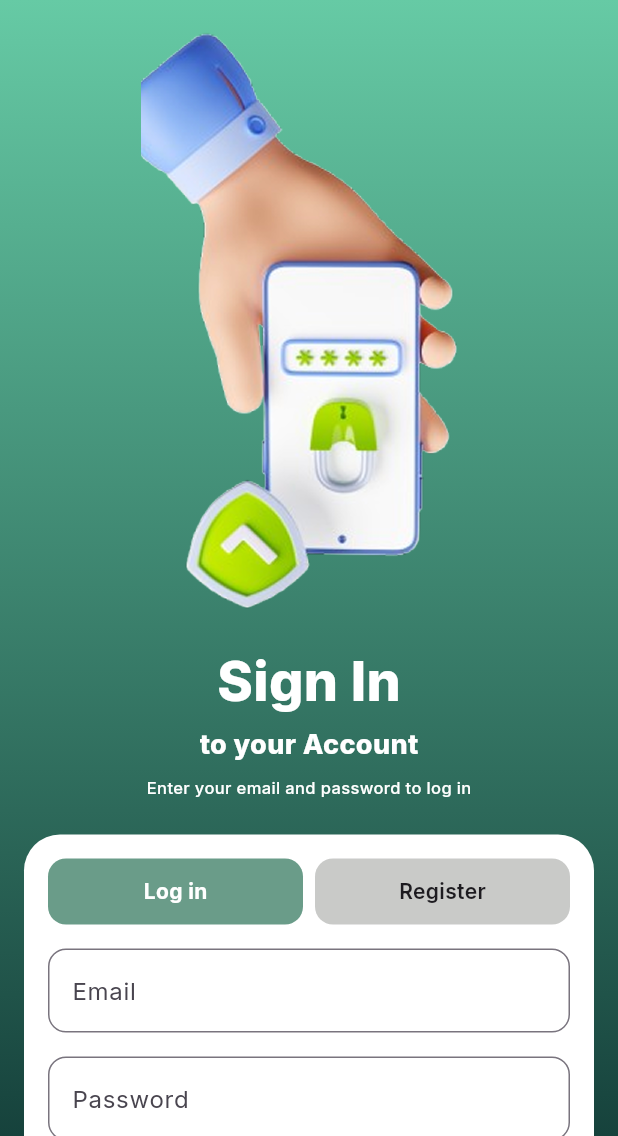
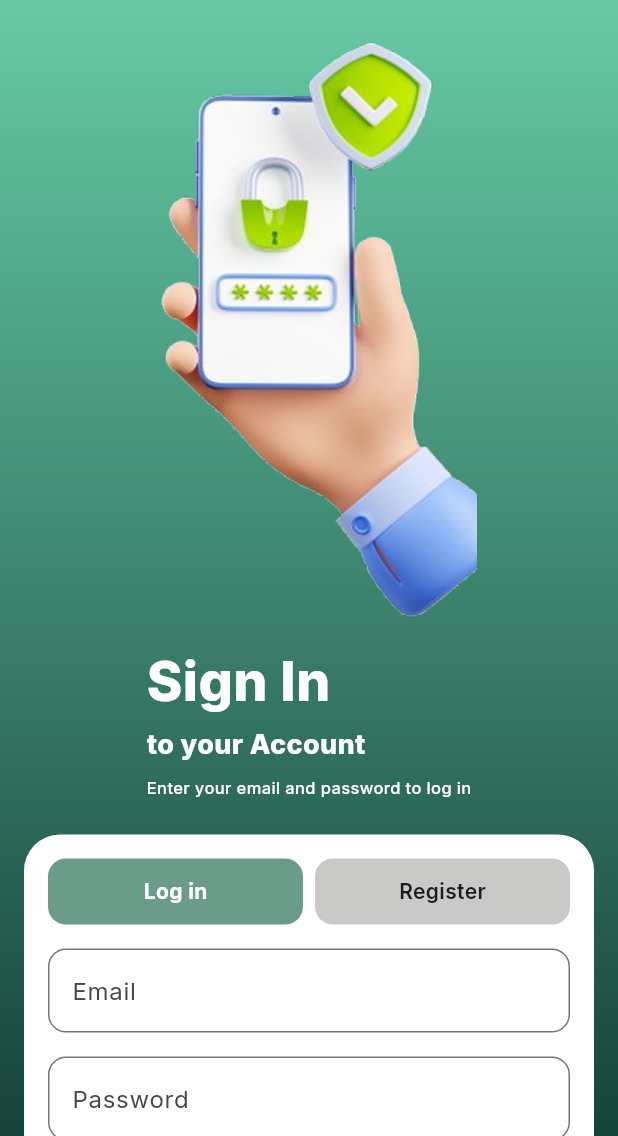
Before and after one commit to imamsmdraa/DPSI_SmartLocker, a Flutter app: the screen it shows after launch, on a phone screen of 412 x 824 dp, the part 100-1236 px from its top. Run offline on Flutter 3.47's test engine with Material 3 defaults, Android fonts, the phone set to English and light mode, and no system bars; our stand-ins replace google_fonts.

Commit message:
benerin foto terbalik

```diff
--- a/lib/screens/register/sign_in.dart
+++ b/lib/screens/register/sign_in.dart
@@ -21,13 +21,26 @@ class SignInScreen extends StatelessWidget {
           ),
         ),
         child: SingleChildScrollView(
+          padding: const EdgeInsets.symmetric(horizontal: 16, vertical: 32),
           child: Center(
-            child: Padding(
-              padding: const EdgeInsets.symmetric(horizontal: 16, vertical: 32),
             child: Column(
               crossAxisAlignment: CrossAxisAlignment.center,
               children: [
-                  Row(
+                _buildHeader(),
+                const SizedBox(height: 24),
+                isWide ? _buildWideIntro() : _buildMobileIntro(),
+                const SizedBox(height: 24),
+                _buildLoginForm(isWide),
+              ],
+            ),
+          ),
+        ),
+      ),
+    );
+  }
+
+  Widget _buildHeader() {
+    return Row(
       children: [
         Image.asset('assets/images/logo.png', height: 32),
         const SizedBox(width: 8),
@@ -38,70 +51,39 @@ class SignInScreen extends StatelessWidget {
             fontWeight: FontWeight.w700,
             color: Colors.white,
           ),
-                      )
+        ),
       ],
-                  ),
-                  const SizedBox(height: 24),
-                  if (isWide)
-                    Row(
+    );
+  }
+
+  Widget _buildWideIntro() {
+    return Row(
       mainAxisAlignment: MainAxisAlignment.center,
       children: [
         SizedBox(
           width: 300,
-                          child: Column(
+          child: _introText(),
+        ),
+        const SizedBox(width: 24),
+        _introImage(),
+      ],
+    );
+  }
+
+  Widget _buildMobileIntro() {
+    return Column(
+      children: [
+        _introImage(),
+        const SizedBox(height: 16),
+        _introText(),
+      ],
+    );
+  }
+
+  Widget _introText() {
+    return Column(
       crossAxisAlignment: CrossAxisAlignment.start,
       children: [
-                              Text(
-                                'Sign In',
-                                style: GoogleFonts.inter(
-                                  fontSize: 48,
-                                  fontWeight: FontWeight.w800,
-                                  color: Colors.white,
-                                ),
-                              ),
-                              const SizedBox(height: 4),
-                              Text(
-                                'to your Account',
-                                style: GoogleFonts.inter(
-                                  fontSize: 20,
-                                  fontWeight: FontWeight.w800,
-                                  color: Colors.white,
-                                ),
-                              ),
-                              const SizedBox(height: 8),
-                              Text(
-                                'Enter your email and password to log in',
-                                style: GoogleFonts.inter(
-                                  fontSize: 11,
-                                  fontWeight: FontWeight.w500,
-                                  height: 1.4,
-                                  color: Colors.white,
-                                ),
-                              ),
-                            ],
-                          ),
-                        ),
-                        const SizedBox(width: 24),
-                        Transform.rotate(
-                          angle: 3.14159,
-                          child: Image.asset(
-                            'assets/images/verify.png',
-                            width: 235,
-                            height: 391,
-                          ),
-                        )
-                      ],
-                    )
-                  else ...[
-                    Transform.rotate(
-                      angle: 3.14159,
-                      child: Image.asset(
-                        'assets/images/verify.png',
-                        width: 235,
-                        height: 391,
-                      ),
-                    ),
-                    const SizedBox(height: 16),
         Text(
           'Sign In',
           style: GoogleFonts.inter(
@@ -130,9 +112,20 @@ class SignInScreen extends StatelessWidget {
           ),
         ),
       ],
-                  const SizedBox(height: 24),
-                  Container(
-                    width: isWide ? 500 : double.infinity,
+    );
+  }
+
+  Widget _introImage() {
+    return Image.asset(
+      'assets/images/verify.png',
+      width: 235,
+      height: 391,
+    );
+  }
+
+  Widget _buildLoginForm(bool isWide) {
+    return Container(
+      width: isWide ? 1000 : double.infinity,
       padding: const EdgeInsets.all(16),
       decoration: BoxDecoration(
         color: Colors.white,
@@ -140,18 +133,39 @@ class SignInScreen extends StatelessWidget {
       ),
       child: Column(
         children: [
-                        Row(
+          _authTabButtons(),
+          const SizedBox(height: 16),
+          _inputFormFields(),
+          const SizedBox(height: 16),
+          _loginButton(),
+          const SizedBox(height: 16),
+          _orDivider(),
+          const SizedBox(height: 16),
+          _socialButton(
+            icon: 'assets/images/google.png',
+            label: 'Continue with Google',
+          ),
+          const SizedBox(height: 12),
+          _socialButton(
+            icon: 'assets/images/facebook.png',
+            label: 'Continue with Facebook',
+          ),
+          const SizedBox(height: 16),
+          _signUpText(),
+        ],
+      ),
+    );
+  }
+
+  Widget _authTabButtons() {
+    return Row(
       children: [
         Expanded(
           child: Container(
-                                padding:
-                                    const EdgeInsets.symmetric(vertical: 12),
+            padding: const EdgeInsets.symmetric(vertical: 12),
             decoration: BoxDecoration(
               gradient: const LinearGradient(
-                                    colors: [
-                                      Color(0xFF6A9C89),
-                                      Color(0xFF6A9C89)
-                                    ],
+                colors: [Color(0xFF6A9C89), Color(0xFF6A9C89)],
               ),
               borderRadius: BorderRadius.circular(12),
             ),
@@ -168,8 +182,7 @@ class SignInScreen extends StatelessWidget {
         const SizedBox(width: 8),
         Expanded(
           child: Container(
-                                padding:
-                                    const EdgeInsets.symmetric(vertical: 12),
+            padding: const EdgeInsets.symmetric(vertical: 12),
             decoration: BoxDecoration(
               color: const Color(0x4F51544F),
               borderRadius: BorderRadius.circular(12),
@@ -177,14 +190,17 @@ class SignInScreen extends StatelessWidget {
             alignment: Alignment.center,
             child: Text(
               'Register',
-                                  style: GoogleFonts.inter(
-                                      fontWeight: FontWeight.w600),
+              style: GoogleFonts.inter(fontWeight: FontWeight.w600),
             ),
           ),
-                            )
+        ),
       ],
-                        ),
-                        const SizedBox(height: 16),
+    );
+  }
+
+  Widget _inputFormFields() {
+    return Column(
+      children: [
         TextField(
           decoration: InputDecoration(
             labelText: 'Email',
@@ -207,8 +223,12 @@ class SignInScreen extends StatelessWidget {
             ),
           ),
         ),
-                        const SizedBox(height: 16),
-                        Container(
+      ],
+    );
+  }
+
+  Widget _loginButton() {
+    return Container(
       width: double.infinity,
       padding: const EdgeInsets.symmetric(vertical: 16),
       decoration: BoxDecoration(
@@ -225,9 +245,11 @@ class SignInScreen extends StatelessWidget {
           fontWeight: FontWeight.bold,
         ),
       ),
-                        ),
-                        const SizedBox(height: 16),
-                        Row(
+    );
+  }
+
+  Widget _orDivider() {
+    return Row(
       children: const [
         Expanded(child: Divider()),
         Padding(
@@ -236,19 +258,11 @@ class SignInScreen extends StatelessWidget {
         ),
         Expanded(child: Divider()),
       ],
-                        ),
-                        const SizedBox(height: 16),
-                        _socialButton(
-                          icon: 'assets/images/google.png',
-                          label: 'Continue with Google',
-                        ),
-                        const SizedBox(height: 12),
-                        _socialButton(
-                          icon: 'assets/images/facebook.png',
-                          label: 'Continue with Facebook',
-                        ),
-                        const SizedBox(height: 16),
-                        Text.rich(
+    );
+  }
+
+  Widget _signUpText() {
+    return Text.rich(
       TextSpan(
         text: "Don't have an account? ",
         style: GoogleFonts.inter(),
@@ -258,18 +272,8 @@ class SignInScreen extends StatelessWidget {
             style: GoogleFonts.inter(
               color: Colors.blue,
             ),
-                              )
+          ),
         ],
-                          ),
-                        )
-                      ],
-                    ),
-                  )
-                ],
-              ),
-            ),
-          ),
-        ),
       ),
     );
   }
@@ -289,7 +293,7 @@ class SignInScreen extends StatelessWidget {
           Text(
             label,
             style: GoogleFonts.inter(fontSize: 14, fontWeight: FontWeight.w500),
-          )
+          ),
         ],
       ),
     );
```
Lines whose indentation alone changed are shown as unchanged.
